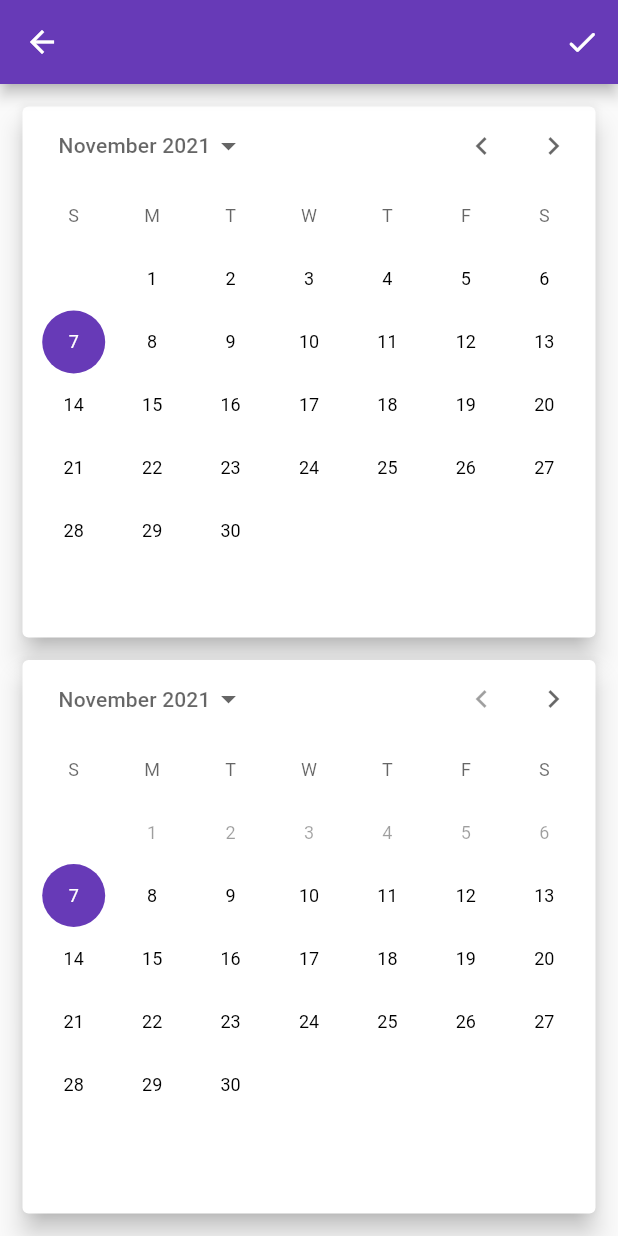
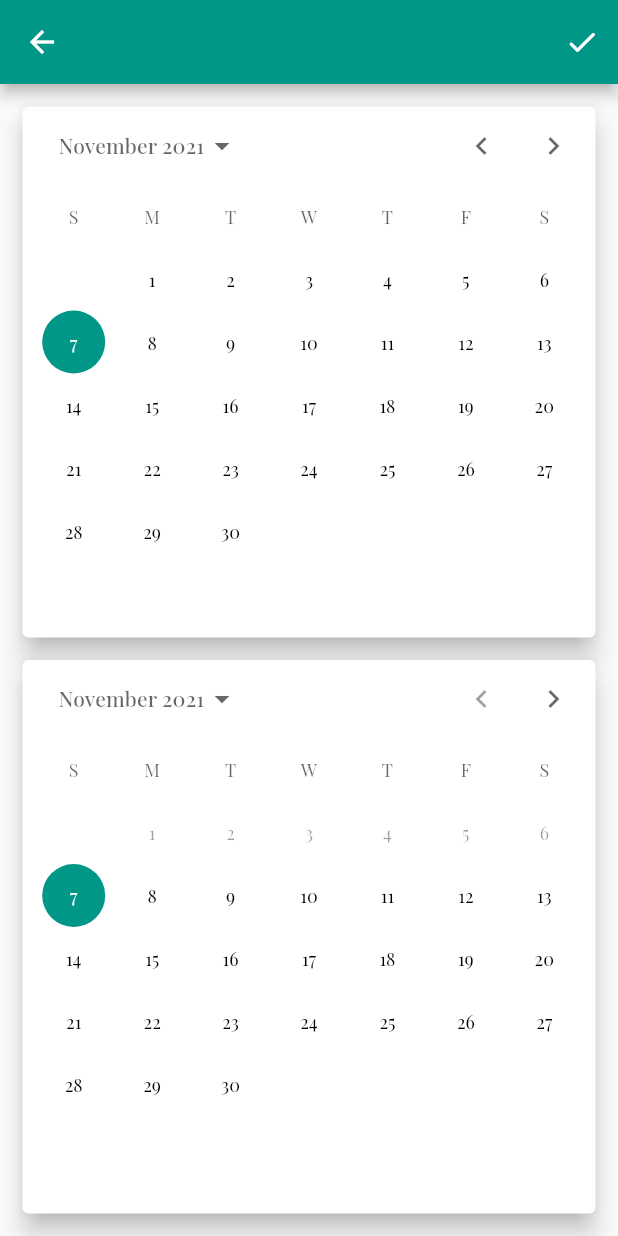
Before and after one commit to sekne18/SchengenTracker, a Flutter app: the screen it shows after launch, after a tap on the "add" icon, on a phone screen of 412 x 824 dp. Run offline on Flutter 3.47's test engine with Material 2 defaults, Android fonts, the phone set to English and light mode, and no system bars; our stand-ins replace shared_preferences.

```diff
--- a/lib/helpers/helpers.dart
+++ b/lib/helpers/helpers.dart
@@ -1,4 +1,11 @@
+import 'package:shared_preferences/shared_preferences.dart';
+
 class Helpers {
+  static int lengthOfSchengen = 90;
+  static late final SharedPreferences prefs;
+  static Future<SharedPreferences> initPrefs() async =>
+      prefs = await SharedPreferences.getInstance();
+
   static int daysBetween(DateTime from, DateTime to) {
     from = DateTime(from.year, from.month, from.day);
     to = DateTime(to.year, to.month, to.day);
--- a/lib/main.dart
+++ b/lib/main.dart
@@ -1,29 +1,30 @@
 import 'package:flutter/material.dart';
+import 'package:schengen_tracker/helpers/helpers.dart';
 import 'package:schengen_tracker/screens/date_selection.dart';
+import 'package:shared_preferences/shared_preferences.dart';
 
 import 'screens/main_page.dart';
 
-void main() {
-  runApp(MyApp());
+void main() async {
+  WidgetsFlutterBinding.ensureInitialized();
+  await Helpers.initPrefs();
+
+  runApp(const MyApp());
 }
 
 class MyApp extends StatelessWidget {
+  const MyApp({Key? key}) : super(key: key);
+  static Future<SharedPreferences> get prefs => SharedPreferences.getInstance();
+
   @override
   Widget build(BuildContext context) {
     return MaterialApp(
       title: 'Schengen Tracker',
       theme: ThemeData(
-        primarySwatch: Colors.deepPurple,
-        backgroundColor: Colors.deepPurple,
-        accentColor: Colors.deepPurple[300],
-        fontFamily: 'OpenSans',
-        textTheme: ThemeData.light().textTheme.copyWith(
-              subtitle1: TextStyle(
-                fontFamily: 'OpenSans',
-                fontSize: 18,
-                fontWeight: FontWeight.bold,
-              ),
-            ),
+        backgroundColor: Colors.teal,
+        fontFamily: 'PlayfairDisplay',
+        colorScheme: ColorScheme.fromSwatch(primarySwatch: Colors.teal)
+            .copyWith(secondary: Colors.tealAccent[300]),
       ),
       initialRoute: '/',
       routes: {
--- a/lib/screens/main_page.dart
+++ b/lib/screens/main_page.dart
@@ -3,6 +3,7 @@ import 'dart:io';
 import 'package:flutter/cupertino.dart';
 import 'package:flutter/material.dart';
 import 'package:intl/intl.dart';
+import 'package:schengen_tracker/helpers/helpers.dart';
 import 'package:schengen_tracker/models/trip.dart';
 import 'package:schengen_tracker/widgets/trip_list.dart';
 import 'package:shared_preferences/shared_preferences.dart';
@@ -17,36 +18,27 @@ class MainPageState extends State<MainPage> {
   int days_left = 90;
 
   // Loops throught valid trips and sums duration for each trip and then save it to daysLeft
-  void updateDaysLeft() async {
-    final SharedPreferences prefs = await SharedPreferences.getInstance();
+  void updateDaysLeft() {
     int sum = 0;
-
-    // prefs.remove('listOfTrips');
-    // checks for triplist existence
-    if (prefs.getString('listOfTrips') == null) {
-      return;
-    }
-
-    //Gets trips from database
-    String? tripsString = prefs.getString('listOfTrips');
-    _userTrips = Trip.decode(tripsString!);
-
-    //Gets recent Transactions
-    _recentTransactions;
-
     // gets sum of durations
     for (int i = 0; i < _userTrips.length; i++) {
       sum += _userTrips[i].duration;
     }
-
-    setState(() {
-      days_left = days_left - sum;
-    });
+    days_left = Helpers.lengthOfSchengen - sum;
   }
 
-  List<Trip> get _recentTransactions {
-    DateFormat dateFormat = DateFormat("yyyy-MM-dd HH:mm:ss");
-    return _userTrips.where((tx) {
+  Future<List<Trip>> get _recentTransactions async {
+    DateFormat dateFormat = DateFormat.yMMMMd();
+
+    // checks for listOfTrips existence
+    if (Helpers.prefs.getString('listOfTrips') != null) {
+      String? tripsString = Helpers.prefs.getString('listOfTrips');
+      _userTrips = Trip.decode(tripsString!);
+    }
+    List<Trip> tmp = _userTrips;
+    _userTrips = [];
+    //Gets trips from database that are within 90
+    return _userTrips = tmp.where((tx) {
       return dateFormat.parse(tx.arrive).isAfter(
             DateTime.now().subtract(
               const Duration(days: 90),
@@ -55,35 +47,11 @@ class MainPageState extends State<MainPage> {
     }).toList();
   }
 
-  // void _addNewTrip(DateTime arrive, DateTime departure, int duration) {
-  //   final newTx = Trip(
-  //     id: DateTime.now().toString(),
-  //     arrive: arrive,
-  //     departure: departure,
-  //     duration: duration,
-  //   );
-
-  //   setState(() {
-  //     _userTrips.add(newTx);
-  //   });
-  // }
-
-  // void _startAddNewTransaction(BuildContext ctx) {
-  //   showModalBottomSheet(
-  //     context: ctx,
-  //     builder: (_) {
-  //       return GestureDetector(
-  //         onTap: () {},
-  //         child: NewTrip(_addNewTrip),
-  //         behavior: HitTestBehavior.opaque,
-  //       );
-  //     },
-  //   );
-  // }
-
   void _deleteTransaction(String id) {
     setState(() {
       _userTrips.removeWhere((element) => element.id == id);
+      String encodedData = Trip.encode(_userTrips);
+      Helpers.prefs.setString('listOfTrips', encodedData);
     });
   }
 
@@ -100,6 +68,7 @@ class MainPageState extends State<MainPage> {
 
   @override
   Widget build(BuildContext context) {
+    _recentTransactions;
     updateDaysLeft();
     final txListWidget = TripList(_userTrips, _deleteTransaction);
     final pageBody = SafeArea(
@@ -111,20 +80,23 @@ class MainPageState extends State<MainPage> {
             width: 200,
             height: 200,
             child: Center(
-              child: Text(
-                days_left.toString(),
-                style: const TextStyle(
-                  fontSize: 68.0,
-                  fontStyle: FontStyle.italic,
-                  color: Colors.teal,
+              child: Padding(
+                padding: const EdgeInsets.only(bottom: 20),
+                child: Text(
+                  days_left.toString(),
+                  style: const TextStyle(
+                    fontSize: 68.0,
+                    color: Colors.black,
+                    fontWeight: FontWeight.bold,
+                  ),
+                  textAlign: TextAlign.center,
                 ),
-                textAlign: TextAlign.center,
               ),
             ),
             decoration: BoxDecoration(
               border: Border.all(
                 width: 5,
-                color: Colors.deepPurple,
+                color: Colors.teal,
               ),
               borderRadius: const BorderRadius.all(
                 Radius.circular(200),
@@ -155,7 +127,8 @@ class MainPageState extends State<MainPage> {
                 FloatingActionButtonLocation.centerFloat,
             floatingActionButton: FloatingActionButton(
               elevation: 10,
-              onPressed: () => Navigator.pushNamed(context, '/date_selection'),
+              onPressed: () => Navigator.pushNamed(context, '/date_selection')
+                  .then((_) => setState(() {})),
               child: const Icon(Icons.add),
             ),
           );
```
Also changed, not shown: lib/screens/date_selection.dart (+24 -8 lines), lib/widgets/trip_item.dart (+108 -46 lines), pubspec.yaml (+8 -8 lines), assets/fonts/PlayfairDisplay-Bold.ttf (added), assets/fonts/PlayfairDisplay-Medium.ttf (added), assets/fonts/PlayfairDisplay-MediumItalic.ttf (added), assets/fonts/PlayfairDisplay-Regular.ttf (added).
